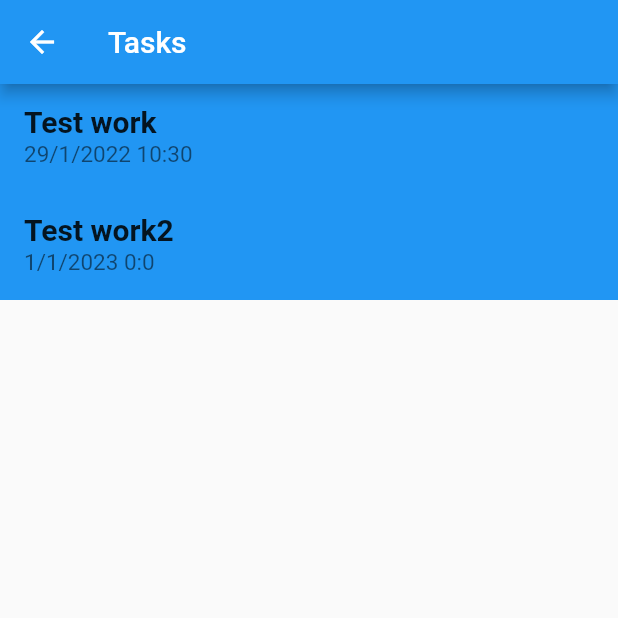
After one commit to PEC-CSS/Time-Table-App, a Flutter app: the screen it shows after launch, after a tap on "Tasks", on a phone screen of 412 x 824 dp, the top half of it. The commit adds this screen. Run offline on Flutter 3.47's test engine with Material 2 defaults, Android fonts, the phone set to English and light mode, and no system bars.

Commit message:
Added the basic task page, task button

```diff
--- a/lib/database/database.dart
+++ b/lib/database/database.dart
@@ -1,6 +1,7 @@
 import '../model/subject_model.dart';
 import '../model/days.dart';
 import '../model/task_model.dart';
+
 
 class Database{
   static List<Subject> get(Days day){
@@ -19,4 +20,14 @@ class Database{
 
     return subjects;
   }
+
+  static List<Task> getTasks(){
+    List<Task> tasks = [];
+
+    tasks.add(Task(title: "Test work",  deadline: DateTime.now(), description: "Hello"));
+    tasks.add(Task(title: "Test work2", deadline: DateTime(2023)));
+
+
+    return tasks;
+  }
 }
--- a/lib/home/home_page.dart
+++ b/lib/home/home_page.dart
@@ -2,6 +2,7 @@ import 'package:flutter/material.dart';
 
 import 'day.dart';
 import '../model/days.dart';
+import '../widgets/tasks_button.dart';
 
 class Home extends StatelessWidget {
   final String title;
@@ -41,6 +42,8 @@ class Home extends StatelessWidget {
             Day(day: Days.Sunday),
           ], //NOTE: The content for each day goes here
         ),
+        floatingActionButton: TasksButton(),
+        floatingActionButtonLocation: FloatingActionButtonLocation.startFloat,
       ),
     );
   }
--- /dev/null
+++ b/lib/tasks/tasks_page.dart
@@ -0,0 +1,29 @@
+import 'package:flutter/material.dart';
+import 'package:time_table_app/widgets/task_card.dart';
+import 'package:time_table_app/model/task_model.dart';
+import 'package:time_table_app/database/database.dart';
+
+
+class TaskPage extends StatelessWidget {
+  const TaskPage({Key? key}) : super(key: key);
+
+  List<Widget> generateTasks(){
+    List<Task> taskInfo = Database.getTasks();
+    List<Widget> tasks = [];
+
+    for (Task task in taskInfo){
+      tasks.add(TaskCard(task: task));
+    }
+    return tasks;
+  }
+
+  @override
+  Widget build(BuildContext context) {
+    return Scaffold(
+      appBar: AppBar(title: Text("Tasks"), ),
+      body: ListView(
+        children: generateTasks(),
+      ),
+    );
+  }
+}
--- /dev/null
+++ b/lib/widgets/task_card.dart
@@ -0,0 +1,32 @@
+import 'package:flutter/material.dart';
+import 'package:time_table_app/model/task_model.dart';
+
+
+class TaskCard extends StatelessWidget {
+  const TaskCard({Key? key, required this.task, this.color = Colors.blue}) : super(key: key);
+
+  final Task task;
+  final Color color;
+
+  @override
+  Widget build(BuildContext context) {
+    String deadline = "${task.deadline.day}/${task.deadline.month}/${task.deadline.year} ";
+    deadline += "${task.deadline.hour}:${task.deadline.minute}";
+    return Card(
+      child: ListTile(
+        title: Text(
+          task.title,
+          style: TextStyle(fontSize: 20, fontWeight: FontWeight.bold),
+        ),
+        subtitle: Text(
+          deadline,
+          style: TextStyle(fontSize: 15),
+        ),
+      ),
+      elevation: 0,
+      color: color,
+      margin: EdgeInsets.zero,
+      shape: ContinuousRectangleBorder(),
+    );
+  }
+}
--- /dev/null
+++ b/lib/widgets/tasks_button.dart
@@ -0,0 +1,23 @@
+import 'package:flutter/material.dart';
+import 'package:time_table_app/tasks/tasks_page.dart';
+
+
+class TasksButton extends StatelessWidget {
+  const TasksButton({Key? key}) : super(key: key);
+
+  void onPressedCallback(BuildContext context){
+    Navigator.push(context, MaterialPageRoute(
+        builder: (context) => TaskPage()
+      )
+    );
+  }
+
+  @override
+  Widget build(BuildContext context) {
+    return FloatingActionButton.extended(
+      onPressed: () => onPressedCallback(context),
+      label: const Text("Tasks", style: TextStyle(fontSize: 15),),
+      icon: const Icon(Icons.check_circle_outline_sharp),
+    );
+  }
+}
```
